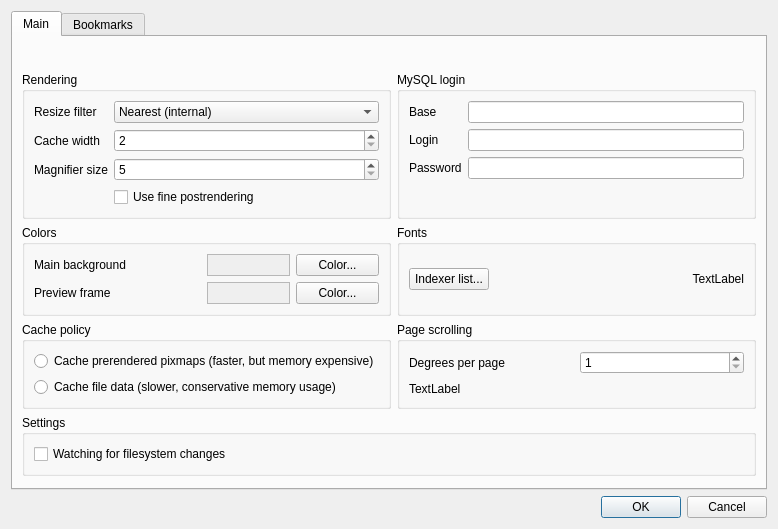
The window that settingsdialog.ui (kernel1024/qmanga) describes before a commit, drawn with Qt 5.
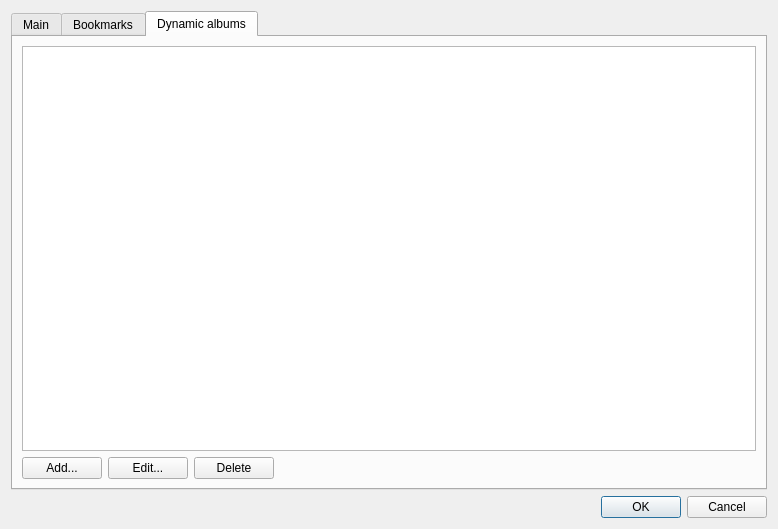
The same window after the commit. The open tabs and pages were chosen to show the change.

Commit message: Customizable dynamic albums.

Diff of the .ui file:
```diff
--- a/settingsdialog.ui
+++ b/settingsdialog.ui
@@ -450,6 +450,58 @@
        </item>
       </layout>
      </widget>
+     <widget class="QWidget" name="tab_3">
+      <attribute name="title">
+       <string>Dynamic albums</string>
+      </attribute>
+      <layout class="QVBoxLayout" name="verticalLayout_7">
+       <item>
+        <widget class="QListWidget" name="listDynAlbums">
+         <property name="selectionMode">
+          <enum>QAbstractItemView::ExtendedSelection</enum>
+         </property>
+        </widget>
+       </item>
+       <item>
+        <layout class="QHBoxLayout" name="horizontalLayout_5">
+         <item>
+          <widget class="QPushButton" name="btnDynAdd">
+           <property name="text">
+            <string>Add...</string>
+           </property>
+          </widget>
+         </item>
+         <item>
+          <widget class="QPushButton" name="btnDynEdit">
+           <property name="text">
+            <string>Edit...</string>
+           </property>
+          </widget>
+         </item>
+         <item>
+          <widget class="QPushButton" name="btnDynDelete">
+           <property name="text">
+            <string>Delete</string>
+           </property>
+          </widget>
+         </item>
+         <item>
+          <spacer name="horizontalSpacer_3">
+           <property name="orientation">
+            <enum>Qt::Horizontal</enum>
+           </property>
+           <property name="sizeHint" stdset="0">
+            <size>
+             <width>40</width>
+             <height>20</height>
+            </size>
+           </property>
+          </spacer>
+         </item>
+        </layout>
+       </item>
+      </layout>
+     </widget>
     </widget>
    </item>
    <item>
```
The commit also changes 11 other files.
